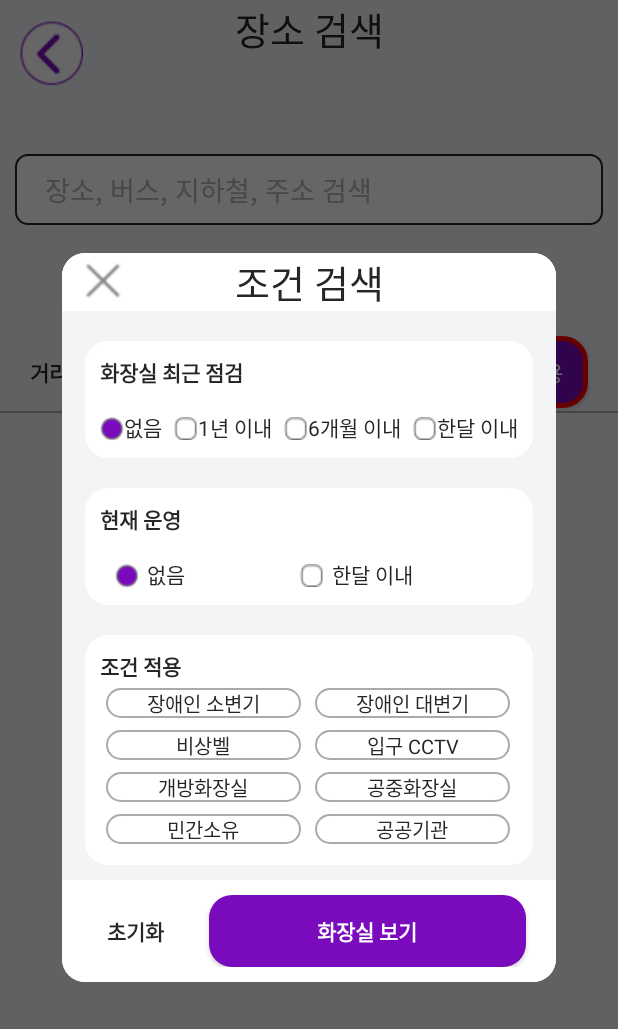
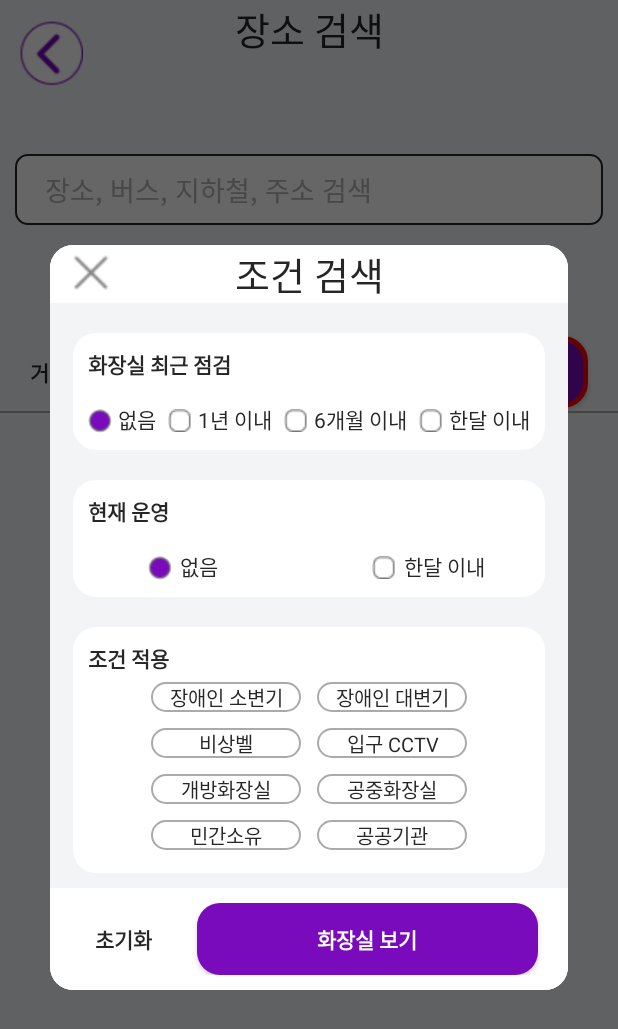
Before and after one commit to arty0928/DisabledToilet_Android, an Android app built with Jetpack Compose: the fragment FilterSearchDialog placed in its activity, on a phone screen of 412 x 824 dp. Shown: the top 1029 px of the screen. Run offline under Robolectric (Android 15) with nearby library versions, the phone set to English and light mode, and no system bars; our stand-ins replace Firebase (no records; nobody signed in at launch, a user with empty details on screens opened directly); Roboto replaces fonts that are not available here.

Commit message:
[temp] merge 전

```diff
--- a/app/src/main/java/com/example/disabledtoilet_android/ToiletSearch/SearchFilter/FilterSearchDialog.kt
+++ b/app/src/main/java/com/example/disabledtoilet_android/ToiletSearch/SearchFilter/FilterSearchDialog.kt
@@ -58,22 +58,23 @@ class FilterSearchDialog : DialogFragment() {
         }
 
         // 화장실 최근 점검
-        binding.circle1.setOnClickListener {
+        binding.recentCheck1.setOnClickListener {
             viewModel.toiletRecentCheck.value =
                 viewModel.filterString.toiletCheckNever
         }
-        binding.circle2.setOnClickListener {
+        binding.recentCheck2.setOnClickListener {
             viewModel.toiletRecentCheck.value =
                 viewModel.filterString.toiletCheckInYear
         }
-        binding.circle3.setOnClickListener {
+        binding.recentCheck3.setOnClickListener {
             viewModel.toiletRecentCheck.value =
                 viewModel.filterString.toiletCheckHalfYear
         }
-        binding.circle4.setOnClickListener {
+        binding.recentCheck4.setOnClickListener {
             viewModel.toiletRecentCheck.value =
                 viewModel.filterString.toiletCheckInMonth
         }
+
         viewModel.toiletRecentCheck.observe(this) { value ->
             when (value) {
                 viewModel.filterString.toiletCheckNever -> {
@@ -99,12 +100,13 @@ class FilterSearchDialog : DialogFragment() {
         }
 
         // 현재 운영
-        binding.operatingCircle1.setOnClickListener {
+        binding.operating1.setOnClickListener {
             viewModel.isToiletOperating.value = false
         }
-        binding.operatingCircle2.setOnClickListener {
+        binding.operating2.setOnClickListener {
             viewModel.isToiletOperating.value = true
         }
+
         viewModel.isToiletOperating.observe(this) { value ->
             if (value) {
                 binding.operatingCircle1.setImageResource(
--- a/app/src/main/res/layout/activity_toilet_plus.xml
+++ b/app/src/main/res/layout/activity_toilet_plus.xml
@@ -52,7 +52,6 @@
             android:textSize="17sp"
             android:text="지도를 움직여 화장실 위치를 잡아보세요"
             android:textColor="@color/mainColor"
-            android:background="@drawable/round_rectangle"
             android:layout_marginVertical="20dp"
             android:layout_marginHorizontal="15dp"
             android:layout_gravity="top"
@@ -63,7 +62,6 @@
             android:textSize="20sp"
             android:textStyle="bold"
             android:textColor="@color/white"
-            android:background="@drawable/round_main_color"
             android:layout_marginVertical="20dp"
             android:layout_marginHorizontal="15dp"
             android:layout_gravity="bottom"
--- a/app/src/main/res/layout/filter_search_dialog.xml
+++ b/app/src/main/res/layout/filter_search_dialog.xml
@@ -52,20 +52,27 @@
             android:text="화장실 최근 점검"
             android:textColor="@color/black"
             android:textStyle="bold"
-            app:layout_constraintBottom_toTopOf="@id/text1"
+            app:layout_constraintBottom_toTopOf="@id/recentCheck1"
             app:layout_constraintStart_toStartOf="parent"
             app:layout_constraintTop_toTopOf="parent" />
+
+        <LinearLayout
+            android:id="@+id/recentCheck1"
+            android:layout_width="wrap_content"
+            android:layout_height="wrap_content"
+            android:orientation="horizontal"
+            app:layout_constraintBottom_toBottomOf="parent"
+            app:layout_constraintStart_toStartOf="parent"
+            app:layout_constraintTop_toBottomOf="@id/recentCheck">
 
             <ImageButton
                 android:id="@+id/circle1"
                 android:layout_width="wrap_content"
                 android:layout_height="wrap_content"
                 android:layout_marginTop="19dp"
+                android:layout_marginRight="4dp"
                 android:background="@color/white"
-            android:src="@drawable/check_circle"
-            app:flow_verticalBias="0.5"
-            app:layout_constraintStart_toStartOf="parent"
-            app:layout_constraintTop_toBottomOf="@id/recentCheck" />
+                android:src="@drawable/check_circle" />
 
             <TextView
                 android:id="@+id/text1"
@@ -73,9 +80,17 @@
                 android:layout_height="wrap_content"
                 android:layout_marginTop="15dp"
                 android:text="없음"
-            android:textColor="@color/black"
-            app:layout_constraintStart_toEndOf="@id/circle1"
-            app:layout_constraintTop_toBottomOf="@id/recentCheck" />
+                android:textColor="@color/black" />
+
+        </LinearLayout>
+
+        <LinearLayout
+            android:id="@+id/recentCheck2"
+            android:layout_width="wrap_content"
+            android:layout_height="wrap_content"
+            android:orientation="horizontal"
+            app:layout_constraintStart_toEndOf="@id/recentCheck1"
+            app:layout_constraintTop_toBottomOf="@id/recentCheck">
 
             <ImageButton
                 android:id="@+id/circle2"
@@ -83,11 +98,10 @@
                 android:layout_height="wrap_content"
                 android:layout_marginLeft="8dp"
                 android:layout_marginTop="19dp"
+                android:layout_marginRight="4dp"
                 android:background="@color/white"
                 android:src="@drawable/check_circle"
-            app:flow_verticalBias="0.5"
-            app:layout_constraintStart_toEndOf="@id/text1"
-            app:layout_constraintTop_toBottomOf="@id/recentCheck" />
+                app:flow_verticalBias="0.5" />
 
             <TextView
                 android:id="@+id/text2"
@@ -95,9 +109,17 @@
                 android:layout_height="wrap_content"
                 android:layout_marginTop="15dp"
                 android:text="1년 이내"
-            android:textColor="@color/black"
-            app:layout_constraintStart_toEndOf="@id/circle2"
-            app:layout_constraintTop_toBottomOf="@id/recentCheck" />
+                android:textColor="@color/black" />
+
+        </LinearLayout>
+
+        <LinearLayout
+            android:id="@+id/recentCheck3"
+            android:layout_width="wrap_content"
+            android:layout_height="wrap_content"
+            android:orientation="horizontal"
+            app:layout_constraintStart_toEndOf="@id/recentCheck2"
+            app:layout_constraintTop_toBottomOf="@id/recentCheck">
 
             <ImageButton
                 android:id="@+id/circle3"
@@ -105,11 +127,9 @@
                 android:layout_height="wrap_content"
                 android:layout_marginLeft="8dp"
                 android:layout_marginTop="19dp"
+                android:layout_marginRight="4dp"
                 android:background="@color/white"
-            android:src="@drawable/check_circle"
-            app:flow_verticalBias="0.5"
-            app:layout_constraintStart_toEndOf="@id/text2"
-            app:layout_constraintTop_toBottomOf="@id/recentCheck" />
+                android:src="@drawable/check_circle" />
 
             <TextView
                 android:id="@+id/text3"
@@ -117,9 +137,16 @@
                 android:layout_height="wrap_content"
                 android:layout_marginTop="15dp"
                 android:text="6개월 이내"
-            android:textColor="@color/black"
-            app:layout_constraintStart_toEndOf="@id/circle3"
-            app:layout_constraintTop_toBottomOf="@id/recentCheck" />
+                android:textColor="@color/black" />
+        </LinearLayout>
+
+        <LinearLayout
+            android:id="@+id/recentCheck4"
+            android:layout_width="wrap_content"
+            android:layout_height="wrap_content"
+            android:orientation="horizontal"
+            app:layout_constraintStart_toEndOf="@id/recentCheck3"
+            app:layout_constraintTop_toBottomOf="@id/recentCheck">
 
             <ImageButton
                 android:id="@+id/circle4"
@@ -127,11 +154,10 @@
                 android:layout_height="wrap_content"
                 android:layout_marginLeft="8dp"
                 android:layout_marginTop="19dp"
+                android:layout_marginRight="4dp"
                 android:background="@color/white"
                 android:src="@drawable/check_circle"
-            app:flow_verticalBias="0.5"
-            app:layout_constraintStart_toEndOf="@id/text3"
-            app:layout_constraintTop_toBottomOf="@id/recentCheck" />
+                app:flow_verticalBias="0.5" />
 
             <TextView
                 android:id="@+id/text4"
@@ -139,9 +165,9 @@
                 android:layout_height="wrap_content"
                 android:layout_marginTop="15dp"
                 android:text="한달 이내"
-            android:textColor="@color/black"
-            app:layout_constraintStart_toEndOf="@id/circle4"
-            app:layout_constraintTop_toBottomOf="@id/recentCheck" />
+                android:textColor="@color/black" />
+        </LinearLayout>
+
 
     </androidx.constraintlayout.widget.ConstraintLayout>
 
@@ -164,6 +190,15 @@
             app:layout_constraintStart_toStartOf="parent"
             app:layout_constraintTop_toTopOf="parent" />
 
+        <LinearLayout
+            android:id="@+id/operating1"
+            android:layout_marginLeft="30dp"
+            android:layout_width="wrap_content"
+            android:layout_height="wrap_content"
+            android:orientation="horizontal"
+            app:layout_constraintStart_toStartOf="parent"
+            app:layout_constraintTop_toBottomOf="@id/operating">
+
             <ImageButton
                 android:id="@+id/operatingCircle1"
                 android:layout_width="wrap_content"
@@ -171,10 +206,7 @@
                 android:layout_marginLeft="10dp"
                 android:layout_marginTop="19dp"
                 android:background="@color/white"
-            android:src="@drawable/check_circle"
-            app:flow_verticalBias="0.5"
-            app:layout_constraintStart_toStartOf="parent"
-            app:layout_constraintTop_toBottomOf="@id/operating" />
+                android:src="@drawable/check_circle"/>
 
             <TextView
                 android:id="@+id/operatingText1"
@@ -183,9 +215,17 @@
                 android:layout_marginLeft="5dp"
                 android:layout_marginTop="15dp"
                 android:text="없음"
-            android:textColor="@color/black"
-            app:layout_constraintStart_toEndOf="@id/operatingCircle1"
-            app:layout_constraintTop_toBottomOf="@id/operating" />
+                android:textColor="@color/black"/>
+        </LinearLayout>
+
+        <LinearLayout
+            android:id="@+id/operating2"
+            android:layout_width="wrap_content"
+            android:layout_height="wrap_content"
+            android:layout_marginRight="30dp"
+            android:orientation="horizontal"
+            app:layout_constraintEnd_toEndOf="parent"
+            app:layout_constraintTop_toBottomOf="@id/operating">
 
             <ImageButton
                 android:id="@+id/operatingCircle2"
@@ -194,20 +234,17 @@
                 android:layout_marginTop="19dp"
                 android:layout_marginRight="5dp"
                 android:background="@color/white"
-            android:src="@drawable/check_circle"
-            app:layout_constraintEnd_toStartOf="@id/operatingText2"
-            app:layout_constraintTop_toBottomOf="@id/operating" />
+                android:src="@drawable/check_circle"/>
 
             <TextView
                 android:id="@+id/operatingText2"
                 android:layout_width="wrap_content"
                 android:layout_height="wrap_content"
                 android:layout_marginTop="15dp"
-            android:layout_marginRight="70dp"
                 android:text="한달 이내"
-            android:textColor="@color/black"
-            app:layout_constraintEnd_toEndOf="parent"
-            app:layout_constraintTop_toBottomOf="@id/operating" />
+                android:textColor="@color/black"/>
+        </LinearLayout>
+
 
     </androidx.constraintlayout.widget.ConstraintLayout>
 
@@ -231,20 +268,25 @@
             app:layout_constraintStart_toStartOf="parent"
             app:layout_constraintTop_toTopOf="parent" />
 
-        <GridLayout
+        <LinearLayout
             android:layout_width="match_parent"
             android:layout_height="wrap_content"
-            android:alignmentMode="alignBounds"
-            android:columnCount="2"
-            android:orientation="horizontal"
+            android:orientation="vertical"
             android:rowCount="4"
             android:useDefaultMargins="true">
 
+            <LinearLayout
+                android:layout_width="match_parent"
+                android:layout_height="wrap_content"
+                android:gravity="center"
+                android:orientation="horizontal"
+                android:padding="5dp">
+
                 <TextView
                     android:id="@+id/filter1"
-                android:layout_gravity="center"
-                android:layout_width="130dp"
+                    android:layout_width="100dp"
                     android:layout_height="20dp"
+                    android:layout_marginHorizontal="5dp"
                     android:background="@drawable/filter_button_selected"
                     android:gravity="center"
                     android:text="남녀구분"
@@ -253,20 +295,30 @@
 
                 <TextView
                     android:id="@+id/filter2"
+                    android:layout_width="100dp"
+                    android:layout_height="20dp"
                     android:layout_gravity="center"
-                android:layout_width="130dp"
-                android:layout_height="20dp"
+                    android:layout_marginHorizontal="5dp"
                     android:background="@drawable/filter_button_around"
                     android:gravity="center"
                     android:text="손잡이"
                     android:textColor="@color/black"
                     android:textSize="13sp" />
+            </LinearLayout>
+
+            <LinearLayout
+                android:layout_width="match_parent"
+                android:layout_height="wrap_content"
+                android:gravity="center"
+                android:orientation="horizontal"
+                android:padding="5dp">
 
                 <TextView
                     android:id="@+id/filter3"
+                    android:layout_width="100dp"
+                    android:layout_height="20dp"
                     android:layout_gravity="center"
-                android:layout_width="130dp"
-                android:layout_height="20dp"
+                    android:layout_marginHorizontal="5dp"
                     android:background="@drawable/filter_button_around"
                     android:gravity="center"
                     android:text="자동문"
@@ -275,20 +327,30 @@
 
                 <TextView
                     android:id="@+id/filter4"
+                    android:layout_width="100dp"
+                    android:layout_height="20dp"
                     android:layout_gravity="center"
-                android:layout_width="130dp"
-                android:layout_height="20dp"
+                    android:layout_marginHorizontal="5dp"
                     android:background="@drawable/filter_button_around"
                     android:gravity="center"
                     android:text="다목적 화장실"
                     android:textColor="@color/black"
                     android:textSize="13sp" />
+            </LinearLayout>
+
+            <LinearLayout
+                android:layout_width="match_parent"
+                android:layout_height="wrap_content"
+                android:gravity="center"
+                android:orientation="horizontal"
+                android:padding="5dp">
 
                 <TextView
                     android:id="@+id/filter5"
+                    android:layout_width="100dp"
+                    android:layout_height="20dp"
                     android:layout_gravity="center"
-                android:layout_width="130dp"
-                android:layout_height="20dp"
+                    android:layout_marginHorizontal="5dp"
                     android:background="@drawable/filter_button_around"
                     android:gravity="center"
                     android:text="미닫이"
@@ -297,48 +359,63 @@
 
                 <TextView
                     android:id="@+id/filter6"
+                    android:layout_width="100dp"
+                    android:layout_height="20dp"
                     android:layout_gravity="center"
-                android:layout_width="130dp"
-                android:layout_height="20dp"
+                    android:layout_marginHorizontal="5dp"
                     android:background="@drawable/filter_button_around"
                     android:gravity="center"
                     android:text="점자블록"
                     android:textColor="@color/black"
                     android:textSize="13sp" />
+            </LinearLayout>
+
+
+            <LinearLayout
+                android:layout_width="match_parent"
+                android:layout_height="wrap_content"
+                android:gravity="center"
+                android:orientation="horizontal"
+                android:padding="5dp">
 
                 <TextView
                     android:id="@+id/filter7"
+                    android:layout_width="100dp"
+                    android:layout_height="20dp"
                     android:layout_gravity="center"
-                android:layout_width="130dp"
-                android:layout_height="20dp"
-                android:background="@drawable/filter_button_around"
-                android:gravity="center"
-                android:text="접이문"
-                android:textColor="@color/black"
-                android:textSize="13sp" />
-            <TextView
-                android:id="@+id/filter8"
-                android:layout_gravity="center"
-                android:layout_width="130dp"
-                android:layout_height="20dp"
+                    android:layout_marginHorizontal="5dp"
                     android:background="@drawable/filter_button_around"
                     android:gravity="center"
                     android:text="접이문"
                     android:textColor="@color/black"
                     android:textSize="13sp" />
 
-        </GridLayout>
+                <TextView
+                    android:id="@+id/filter8"
+                    android:layout_width="100dp"
+                    android:layout_height="20dp"
+                    android:layout_gravity="center"
+                    android:layout_marginHorizontal="5dp"
+                    android:background="@drawable/filter_button_around"
+                    android:gravity="center"
+                    android:text="접이문"
+                    android:textColor="@color/black"
+                    android:textSize="13sp" />
+            </LinearLayout>
+
+
+        </LinearLayout>
 
 
     </LinearLayout>
 
     <LinearLayout
-        android:paddingVertical="10dp"
         android:layout_width="match_parent"
         android:layout_height="wrap_content"
         android:layout_marginTop="10dp"
         android:background="@color/white"
-        android:orientation="horizontal">
+        android:orientation="horizontal"
+        android:paddingVertical="10dp">
 
         <TextView
             android:id="@+id/clearButton"
```
Lines whose indentation alone changed are shown as unchanged.
